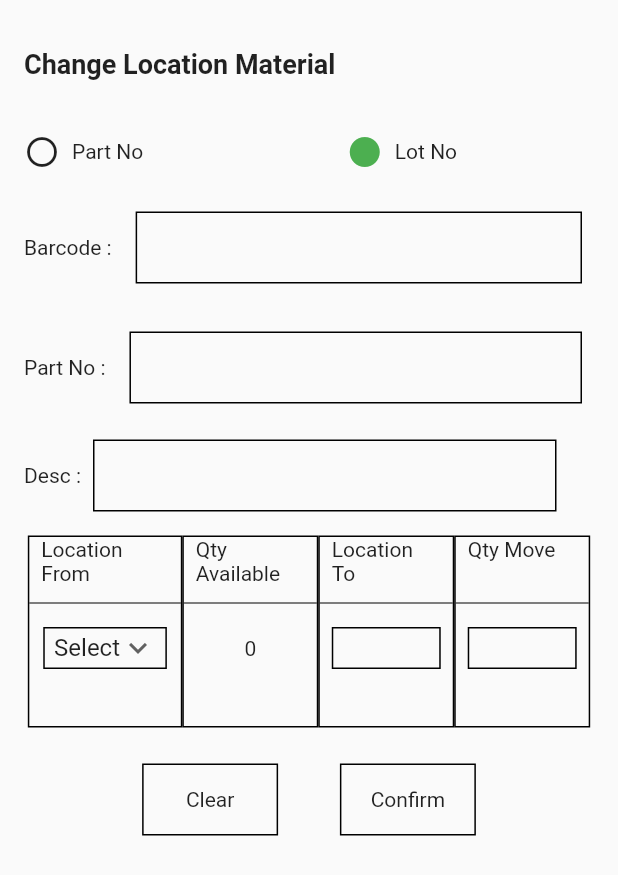
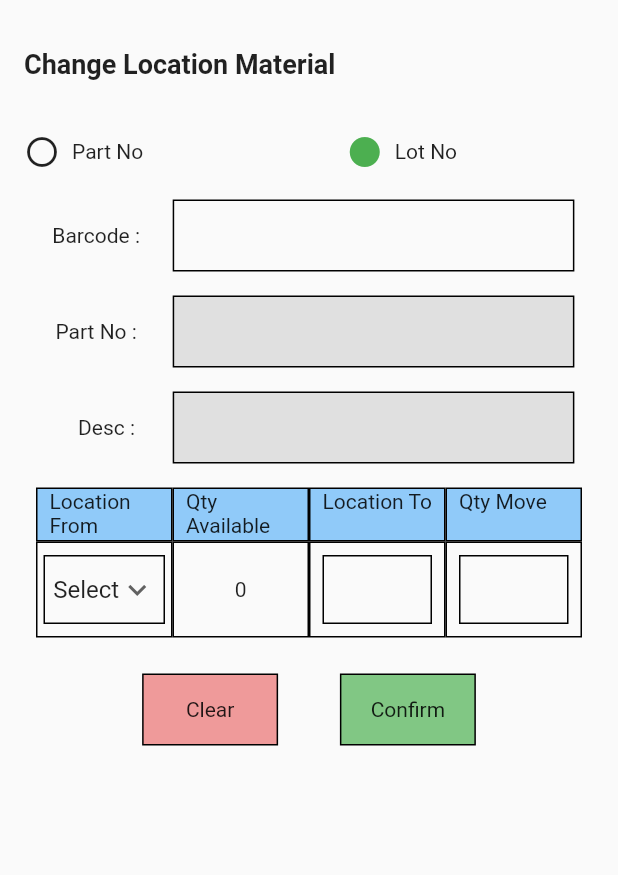
Before and after one commit to tawatchai7034/NEC, a Flutter app: the ChangeLocation screen opened directly with empty values, on a phone screen of 412 x 824 dp. Shown: the top 875 px of the screen. Run offline on Flutter 3.47's test engine with Material 2 defaults, Android fonts, the light colour scheme and no system bars; our stand-ins replace auto_size_text, syncfusion_flutter_datagrid.

Commit message:
change color

```diff
--- a/lib/Screens/changeLoc.dart
+++ b/lib/Screens/changeLoc.dart
@@ -209,23 +209,37 @@ class _ChangeLocationState extends State<ChangeLocation> {
                 ),
               ],
             ),
-            Padding(
-              padding: const EdgeInsets.fromLTRB(0, 8, 0, 8),
-              child: Row(
+            Row(
               mainAxisAlignment: MainAxisAlignment.center,
               crossAxisAlignment: CrossAxisAlignment.center,
               children: [
-                  Padding(
-                    padding: const EdgeInsets.fromLTRB(0, 8, 8, 8),
-                    child: Text("Barcode :"),
-                  ),
-                  Expanded(
-                    child: Container(
+                Column(children: [
+                  Container(
                       margin: const EdgeInsets.all(8.0),
-                      width: widthScreen * 0.6,
+                      width: widthScreen * 0.17,
                       height: 48,
-                      decoration: BoxDecoration(
-                          border: Border.all(color: Colors.black)),
+                      child: Center(child: Text("Barcode :"))),
+                  Container(
+                      alignment: Alignment.centerLeft,
+                      margin: const EdgeInsets.all(8.0),
+                      width: widthScreen * 0.17,
+                      height: 48,
+                      child: Center(child: Text("Part No :"))),
+                  Container(
+                      margin: const EdgeInsets.all(8.0),
+                      alignment: Alignment.centerLeft,
+                      width: widthScreen * 0.17,
+                      height: 48,
+                      child: Center(child: Text("    Desc :"))),
+                ]),
+                // ----------------------------------------------------------------------------------------------------
+                Column(children: [
+                  Container(
+                    margin: const EdgeInsets.all(8.0),
+                    width: widthScreen * 0.65,
+                    height: 48,
+                    decoration:
+                        BoxDecoration(border: Border.all(color: Colors.black)),
                     child: Padding(
                       padding: const EdgeInsets.fromLTRB(8, 0, 8, 0),
                       child: TextField(
@@ -307,28 +321,14 @@ class _ChangeLocationState extends State<ChangeLocation> {
                       ),
                     ),
                   ),
-                  ),
-                ],
-              ),
-            ),
 
-            // ----------------------------------------------------------------------------------------------------
-            Padding(
-              padding: const EdgeInsets.fromLTRB(0, 8, 0, 8),
-              child: Row(
-                mainAxisAlignment: MainAxisAlignment.center,
-                crossAxisAlignment: CrossAxisAlignment.center,
-                children: [
-                  Padding(
-                    padding: const EdgeInsets.fromLTRB(0, 8, 8, 8),
-                    child: Text("Part No :"),
-                  ),
-                  Expanded(
-                    child: Container(
+                  // ***********************************************************************
+                  Container(
                     margin: const EdgeInsets.all(8.0),
-                      width: widthScreen * 0.6,
+                    width: widthScreen * 0.65,
                     height: 48,
                     decoration: BoxDecoration(
+                        color: Colors.grey.shade300,
                         border: Border.all(color: Colors.black)),
                     child: Padding(
                       padding: const EdgeInsets.fromLTRB(8, 0, 8, 0),
@@ -348,33 +348,21 @@ class _ChangeLocationState extends State<ChangeLocation> {
                       ),
                     ),
                   ),
-                  ),
-                ],
-              ),
-            ),
-            Padding(
-              padding: const EdgeInsets.fromLTRB(0, 8, 0, 8),
-              child: Row(
-                mainAxisAlignment: MainAxisAlignment.start,
-                crossAxisAlignment: CrossAxisAlignment.center,
-                children: [
-                  Padding(
-                    padding: const EdgeInsets.fromLTRB(0, 0, 8, 0),
-                    child: Text(
-                      "Desc :",
-                      // style: TextStyle(fontSize: 14),
-                    ),
-                  ),
+                  // ***********************************************************************
                   (locationDesc == null || locationDesc == '')
                       ? Container(
-                          width: widthScreen * 0.75,
+                          margin: const EdgeInsets.all(8.0),
+                          width: widthScreen * 0.65,
                           height: 48,
                           decoration: BoxDecoration(
+                              color: Colors.grey.shade300,
                               border: Border.all(color: Colors.black)))
                       : Container(
-                          width: widthScreen * 0.75,
+                          margin: const EdgeInsets.all(8.0),
+                          width: widthScreen * 0.65,
                           height: 48,
                           decoration: BoxDecoration(
+                              color: Colors.grey.shade300,
                               border: Border.all(color: Colors.black)),
                           child: Padding(
                             padding: const EdgeInsets.all(8.0),
@@ -387,39 +375,74 @@ class _ChangeLocationState extends State<ChangeLocation> {
                             ),
                           ),
                         )
+                ])
               ],
             ),
-            ),
             Padding(
-              padding: const EdgeInsets.fromLTRB(0, 8, 0, 8),
-              child: Row(
-                mainAxisAlignment: MainAxisAlignment.center,
-                crossAxisAlignment: CrossAxisAlignment.center,
+              padding: const EdgeInsets.all(8.0),
+              child: Table(
                 children: [
+                  TableRow(children: [
                     Container(
                       // margin: const EdgeInsets.all(8.0),
-                    width: widthScreen * 0.25,
-                    height: 128,
-                    decoration:
-                        BoxDecoration(border: Border.all(color: Colors.black)),
-                    child: Column(
-                      children: [
-                        Container(
-                          // margin: const EdgeInsets.all(8.0),
-                          width: widthScreen * 0.25,
+                      width: widthScreen * 0.28,
                       height: 36,
-
+                      decoration: BoxDecoration(
+                          color: Colors.blue.shade200,
+                          border: Border.all(color: Colors.black)),
                       child: Padding(
                         padding: const EdgeInsets.fromLTRB(8, 0, 8, 0),
                         child: Text("Location From"),
                       ),
                     ),
-                        Divider(color: Colors.black),
                     Container(
+                      // margin: const EdgeInsets.all(8.0),
+                      width: widthScreen * 0.22,
+                      height: 36,
+                      decoration: BoxDecoration(
+                          color: Colors.blue.shade200,
+                          border: Border.all(color: Colors.black)),
+                      child: Padding(
+                        padding: const EdgeInsets.fromLTRB(8, 0, 8, 0),
+                        child: Text("Qty\nAvailable"),
+                      ),
+                    ),
+                    Container(
+                      // margin: const EdgeInsets.all(8.0),
+                      width: widthScreen * 0.22,
+                      height: 36,
+                      decoration: BoxDecoration(
+                          color: Colors.blue.shade200,
+                          border: Border.all(color: Colors.black)),
+                      child: Padding(
+                        padding: const EdgeInsets.fromLTRB(8, 0, 8, 0),
+                        child: Text("Location To"),
+                      ),
+                    ),
+                    Container(
+                      // margin: const EdgeInsets.all(8.0),
+                      width: widthScreen * 0.22,
+                      height: 36,
+                      decoration: BoxDecoration(
+                          color: Colors.blue.shade200,
+                          border: Border.all(color: Colors.black)),
+                      child: Padding(
+                        padding: const EdgeInsets.fromLTRB(8, 0, 8, 0),
+                        child: Text("Qty Move"),
+                      ),
+                    ),
+                  ]),
+                  TableRow(children: [
+                    Container(
+                      width: widthScreen * 0.28,
+                      height: 64,
+                      decoration: BoxDecoration(
+                          border: Border.all(color: Colors.black)),
+                      child: Container(
                         alignment: Alignment.center,
-                          margin: const EdgeInsets.all(8.0),
+                        margin: const EdgeInsets.fromLTRB(4, 8, 4, 8),
                         width: widthScreen * 0.2,
-                          height: 28,
+                        height: 24,
                         decoration: BoxDecoration(
                             border: Border.all(color: Colors.black)),
                         child: DropdownButton(
@@ -470,57 +493,26 @@ class _ChangeLocationState extends State<ChangeLocation> {
                             });
                           },
                         ),
-                        )
-                      ],
                       ),
                     ),
                     Container(
-                    // margin: const EdgeInsets.all(8.0),
-                    width: widthScreen * 0.22,
-                    height: 128,
-                    decoration:
-                        BoxDecoration(border: Border.all(color: Colors.black)),
-                    child: Column(
-                      children: [
-                        Container(
-                          // margin: const EdgeInsets.all(8.0),
-                          width: widthScreen * 0.25,
-                          height: 36,
-
-                          child: Padding(
-                            padding: const EdgeInsets.fromLTRB(8, 0, 8, 0),
-                            child: Text("Qty\nAvailable"),
-                          ),
-                        ),
-                        Divider(color: Colors.black),
-                        Container(
+                      width: widthScreen * 0.28,
+                      height: 64,
+                      decoration: BoxDecoration(
+                          border: Border.all(color: Colors.black)),
+                      child: Container(
                           margin: const EdgeInsets.all(8.0),
                           width: widthScreen * 0.25,
                           height: 28,
-                            child: Center(
-                                child: Text(numFormat.format(available)))),
-                      ],
-                    ),
+                          child:
+                              Center(child: Text(numFormat.format(available)))),
                     ),
                     Container(
-                    // margin: const EdgeInsets.all(8.0),
-                    width: widthScreen * 0.22,
-                    height: 128,
-                    decoration:
-                        BoxDecoration(border: Border.all(color: Colors.black)),
-                    child: Column(
-                      children: [
-                        Container(
-                          // margin: const EdgeInsets.all(8.0),
-                          width: widthScreen * 0.25,
-                          height: 36,
-                          child: Padding(
-                            padding: const EdgeInsets.fromLTRB(8, 0, 8, 0),
-                            child: Text("Location To"),
-                          ),
-                        ),
-                        Divider(color: Colors.black),
-                        Container(
+                      width: widthScreen * 0.28,
+                      height: 64,
+                      decoration: BoxDecoration(
+                          border: Border.all(color: Colors.black)),
+                      child: Container(
                         margin: const EdgeInsets.all(8.0),
                         width: widthScreen * 0.25,
                         height: 28,
@@ -549,29 +541,13 @@ class _ChangeLocationState extends State<ChangeLocation> {
                           ),
                         ),
                       ),
-                      ],
-                    ),
                     ),
                     Container(
-                    // margin: const EdgeInsets.all(8.0),
-                    width: widthScreen * 0.22,
-                    height: 128,
-                    decoration:
-                        BoxDecoration(border: Border.all(color: Colors.black)),
-                    child: Column(
-                      children: [
-                        Container(
-                          // margin: const EdgeInsets.all(8.0),
-                          width: widthScreen * 0.25,
-                          height: 36,
-
-                          child: Padding(
-                            padding: const EdgeInsets.fromLTRB(8, 0, 8, 0),
-                            child: Text("Qty Move"),
-                          ),
-                        ),
-                        Divider(color: Colors.black),
-                        Container(
+                      width: widthScreen * 0.28,
+                      height: 64,
+                      decoration: BoxDecoration(
+                          border: Border.all(color: Colors.black)),
+                      child: Container(
                         margin: const EdgeInsets.all(8.0),
                         width: widthScreen * 0.25,
                         height: 28,
@@ -604,9 +580,8 @@ class _ChangeLocationState extends State<ChangeLocation> {
                           ),
                         ),
                       ),
-                      ],
                     ),
-                  ),
+                  ]),
                 ],
               ),
             ),
@@ -659,6 +634,7 @@ class _ChangeLocationState extends State<ChangeLocation> {
                       width: widthScreen * 0.22,
                       height: 48,
                       decoration: BoxDecoration(
+                        color: Colors.red.shade200,
                           border: Border.all(color: Colors.black)),
                       child: Center(child: Text("Clear")),
                     ),
@@ -686,6 +662,7 @@ class _ChangeLocationState extends State<ChangeLocation> {
                       width: widthScreen * 0.22,
                       height: 48,
                       decoration: BoxDecoration(
+                        color: Colors.green.shade300,
                           border: Border.all(color: Colors.black)),
                       child: Center(child: Text("Confirm")),
                     ),
```
Lines whose indentation alone changed are shown as unchanged.
